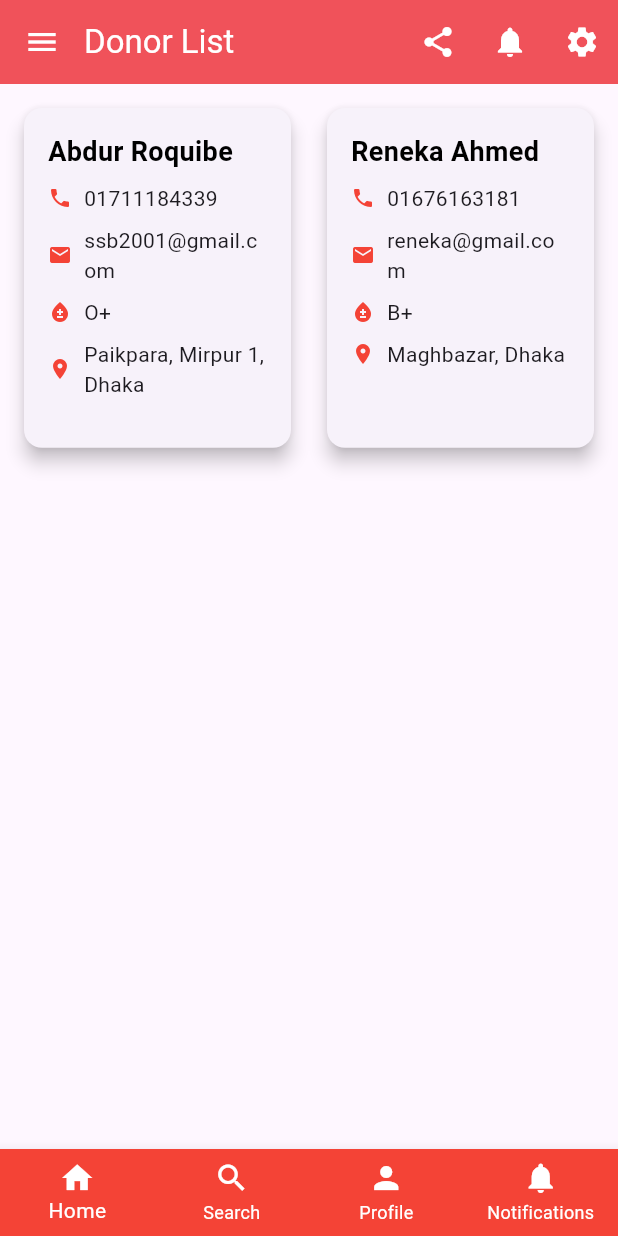
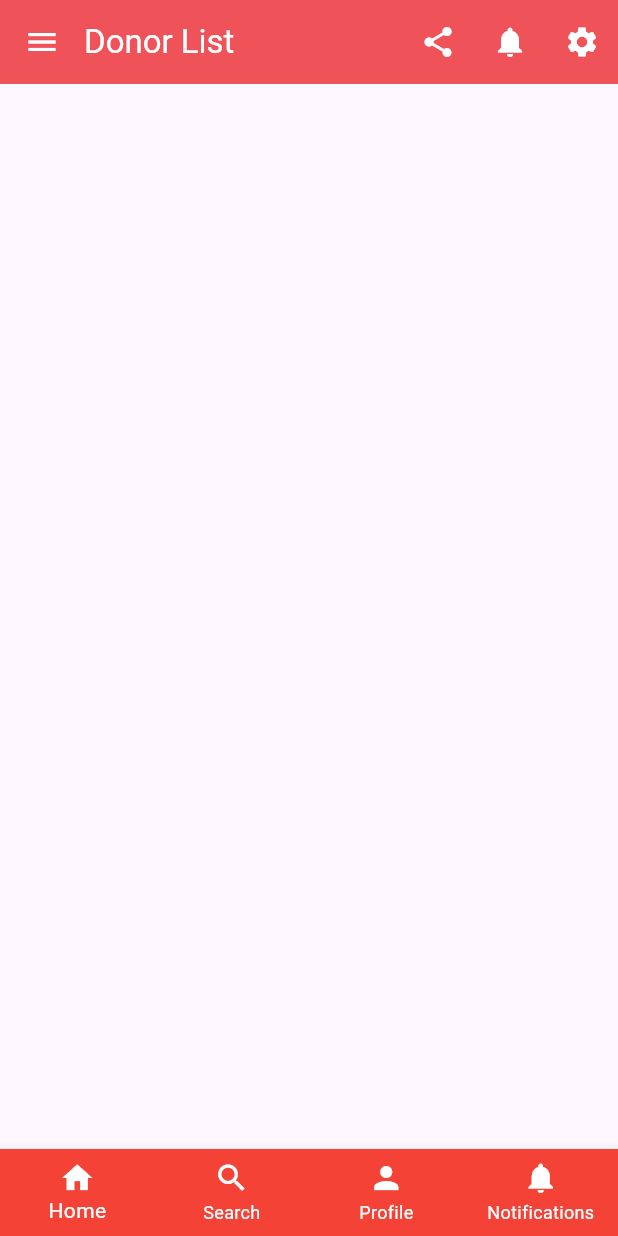
Before and after one commit to saifthpb/blood_sea, a Flutter app: the donorListFragment screen opened directly, on a phone screen of 412 x 824 dp. Run offline on Flutter 3.47's test engine with Material 3 defaults, Android fonts, the phone set to English and light mode, and no system bars; our stand-ins replace cloud_firestore, firebase_auth, firebase_core, firebase_storage, image_picker, shared_preferences; accounts and stored records are empty.

Commit message:
working on donorList fragment

```diff
--- a/lib/fragments/donorListFragment.dart
+++ b/lib/fragments/donorListFragment.dart
@@ -9,6 +9,9 @@ import 'package:blood_sea/fragments/homeFragment.dart';
 import 'package:blood_sea/fragments/profileFragment.dart';
 import 'package:blood_sea/fragments/searchFragment.dart';
 import 'package:blood_sea/fragments/contactFragment.dart';
+import 'package:cloud_firestore/cloud_firestore.dart';
+//import 'package:intl/intl.dart'; // For date formatting
+import 'package:firebase_auth/firebase_auth.dart';
 
 class donorListFragment extends StatefulWidget {
   @override
@@ -17,6 +20,13 @@ class donorListFragment extends StatefulWidget {
 }
 
 class _DonorListFragment extends State<donorListFragment> {
+
+  String selectedBloodGroup = 'All'; // Default filter
+  String selectedDistrict = 'All'; // Default filter
+  String selectedThana = 'All'; // Default filter
+  DateTime threeMonthsAgo = DateTime.now().subtract(Duration(days: 90));
+
+
   int _selectedIndex = 0;
 
   void _onItemTapped(int index) {
@@ -25,23 +35,23 @@ class _DonorListFragment extends State<donorListFragment> {
     });
   }
 
-  final List<Map<String, String>> persons = [
-    {
-      'name': 'Abdur Roquibe',
-      'phone': '01711184339',
-      'email': 'ssb2001@gmail.com',
-      'bloodGroup': 'O+',
-      'location': 'Paikpara, Mirpur 1, Dhaka'
-    },
-    {
-      'name': 'Reneka Ahmed',
-      'phone': '01676163181',
-      'email': 'reneka@gmail.com',
-      'bloodGroup': 'B+',
-      'location': 'Maghbazar, Dhaka'
-    },
-    // Add more person entries here
-  ];
+  // final List<Map<String, String>> persons = [
+  //   {
+  //     'name': 'Abdur Roquibe',
+  //     'phone': '01711184339',
+  //     'email': 'ssb2001@gmail.com',
+  //     'bloodGroup': 'O+',
+  //     'location': 'Paikpara, Mirpur 1, Dhaka'
+  //   },
+  //   {
+  //     'name': 'Reneka Ahmed',
+  //     'phone': '01676163181',
+  //     'email': 'reneka@gmail.com',
+  //     'bloodGroup': 'B+',
+  //     'location': 'Maghbazar, Dhaka'
+  //   },
+  //   // Add more person entries here
+  // ];
 
   // Logout functionality using SharedPreferences (or Firebase if preferred)
   Future<void> _logout() async {
@@ -179,94 +189,8 @@ class _DonorListFragment extends State<donorListFragment> {
           ],
         ),
       ),
-      body: GridView.builder(
-        padding: EdgeInsets.all(8.0),
-        gridDelegate: SliverGridDelegateWithFixedCrossAxisCount(
-          crossAxisCount: 2, // Two columns
-          crossAxisSpacing: 8.0,
-          mainAxisSpacing: 8.0,
-          childAspectRatio: 0.8, // Adjust to control card height
-        ),
-        itemCount: persons.length,
-        itemBuilder: (context, index) {
-          final person = persons[index];
-          return Card(
-            elevation: 5,
-            margin: EdgeInsets.all(8.0),
-            child: Padding(
-              padding: EdgeInsets.all(16.0),
-              child: Column(
-                crossAxisAlignment: CrossAxisAlignment.start,
-                children: [
-                  // Person's Name
-                  Text(
-                    person['name'] ?? '',
-                    style: TextStyle(
-                      fontSize: 18,
-                      fontWeight: FontWeight.bold,
-                      color: Colors.black,
-                    ),
-                  ),
-                  SizedBox(height: 8),
-                  // Phone Number
-                  Row(
-                    children: [
-                      Icon(Icons.phone, color: Colors.red, size: 16),
-                      SizedBox(width: 8),
-                      Expanded(
-                        child: Text(
-                          person['phone'] ?? '',
-                          style: TextStyle(fontSize: 14),
-                        ),
-                      ),
-                    ],
-                  ),
-                  SizedBox(height: 8),
-                  // Email Address
-                  Row(
-                    children: [
-                      Icon(Icons.email, color: Colors.red, size: 16),
-                      SizedBox(width: 8),
-                      Expanded(
-                        child: Text(
-                          person['email'] ?? '',
-                          style: TextStyle(fontSize: 14),
-                        ),
-                      ),
-                    ],
-                  ),
-                  SizedBox(height: 8),
-                  // Blood Group
-                  Row(
-                    children: [
-                      Icon(Icons.bloodtype, color: Colors.red, size: 16),
-                      SizedBox(width: 8),
-                      Text(
-                        person['bloodGroup'] ?? '',
-                        style: TextStyle(fontSize: 14),
-                      ),
-                    ],
-                  ),
-                  SizedBox(height: 8),
-                  // Location Address
-                  Row(
-                    children: [
-                      Icon(Icons.location_on, color: Colors.red, size: 16),
-                      SizedBox(width: 8),
-                      Expanded(
-                        child: Text(
-                          person['location'] ?? '',
-                          style: TextStyle(fontSize: 14),
-                        ),
-                      ),
-                    ],
-                  ),
-                ],
-              ),
-            ),
-          );
-        },
-      ),
+
+      //bottom navigation bar
       bottomNavigationBar: BottomNavigationBar(
         type: BottomNavigationBarType.fixed,
         backgroundColor: Colors.red,
```
